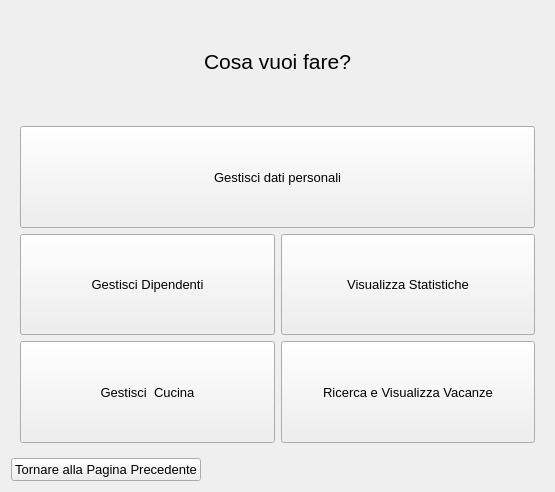
This is ui/Titolare/Home/homeTitolare.ui in mdoraz/Hotel as Qt 5 draws it before an edit. The edited form follows.
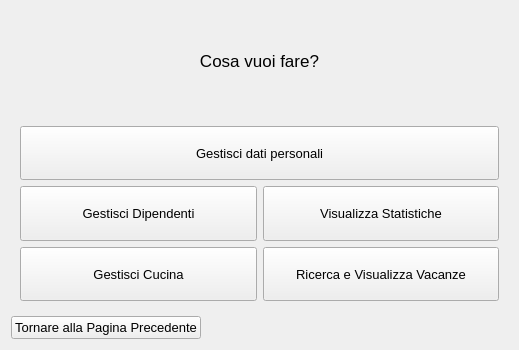
This is the edited form.

What changed in the file:
```diff
--- a/ui/Titolare/Home/homeTitolare.ui
+++ b/ui/Titolare/Home/homeTitolare.ui
@@ -6,10 +6,16 @@
    <rect>
     <x>0</x>
     <y>0</y>
-    <width>555</width>
-    <height>492</height>
+    <width>519</width>
+    <height>350</height>
    </rect>
   </property>
+  <property name="minimumSize">
+   <size>
+    <width>500</width>
+    <height>350</height>
+   </size>
+  </property>
   <property name="font">
    <font>
     <family>Arial</family>
@@ -91,7 +97,7 @@
          </sizepolicy>
         </property>
         <property name="text">
-         <string>Gestisci  Cucina</string>
+         <string>Gestisci Cucina</string>
         </property>
        </widget>
       </item>
@@ -134,7 +140,7 @@
      <property name="font">
       <font>
        <family>Arial</family>
-       <pointsize>16</pointsize>
+       <pointsize>13</pointsize>
       </font>
      </property>
      <property name="text">
```
